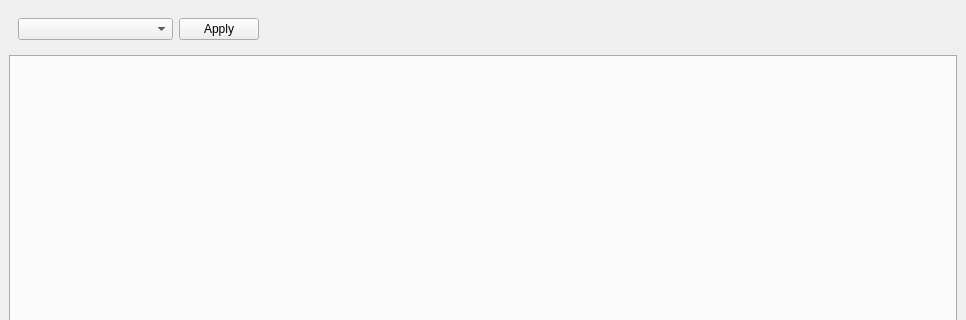
This is src/VeraGrid/Gui/RmsModelEditor/rms_model_editor.ui in JordiBejarUPC/veragrid-hvdc-bipolar-pfc as Qt 5 draws it before an edit; both pictures show x 0 to 966 and y 0 to 320 of the 966 by 538 pixel window. The edited form follows.
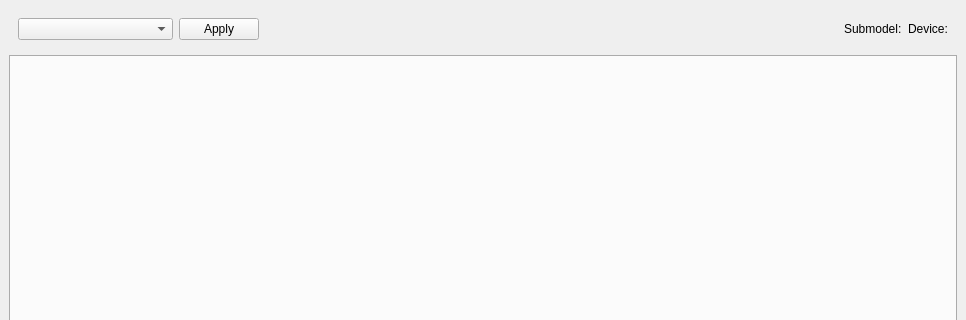
This is the edited form.

Commit message: block name saved in diagrams

Diff of the .ui file:
```diff
--- a/src/VeraGrid/Gui/RmsModelEditor/rms_model_editor.ui
+++ b/src/VeraGrid/Gui/RmsModelEditor/rms_model_editor.ui
@@ -66,6 +66,33 @@
          </property>
         </spacer>
        </item>
+       <item>
+        <widget class="QLabel" name="currently_editing_block_label">
+         <property name="text">
+          <string>Submodel:</string>
+         </property>
+        </widget>
+       </item>
+       <item>
+        <spacer name="horizontalSpacer_2">
+         <property name="orientation">
+          <enum>Qt::Orientation::Horizontal</enum>
+         </property>
+         <property name="sizeHint" stdset="0">
+          <size>
+           <width>48</width>
+           <height>20</height>
+          </size>
+         </property>
+        </spacer>
+       </item>
+       <item>
+        <widget class="QLabel" name="currently_editing_object_label">
+         <property name="text">
+          <string>Device:</string>
+         </property>
+        </widget>
+       </item>
       </layout>
      </widget>
     </item>
```
The commit also changes 4 other files.
